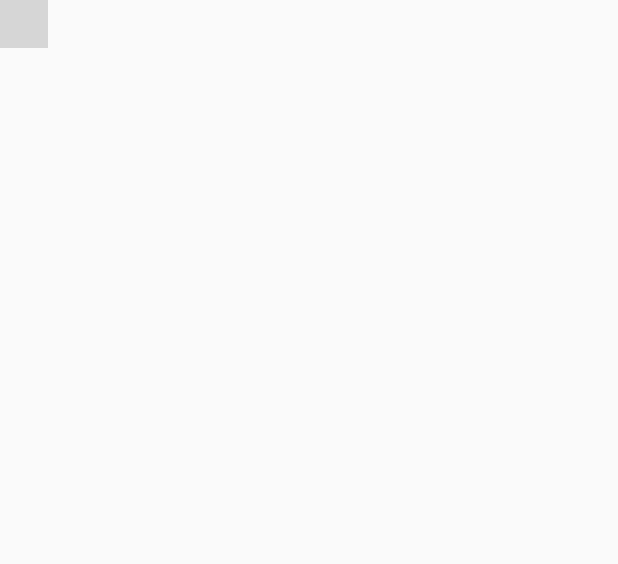
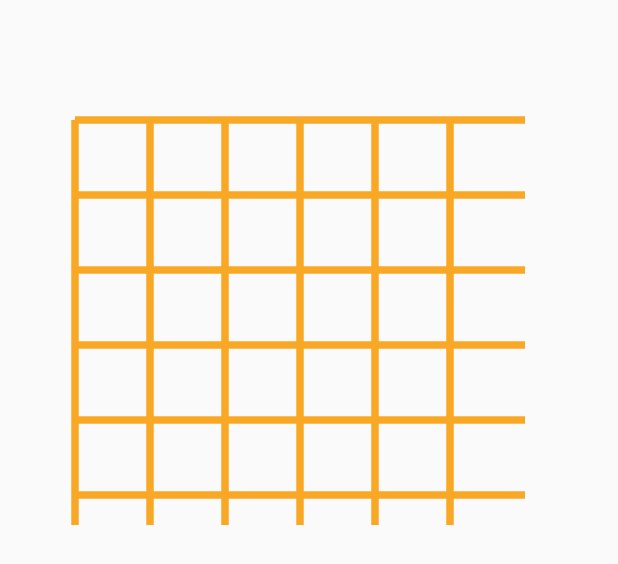
Before and after one commit to abneryan/PracticeCollect, an Android app: the layout activity_main.xml on its own in the app's theme, with its tools: preview values and no code run, on a phone screen of 412 x 824 dp. Shown: the top 564 px of the screen. Run offline under Robolectric (Android 15) with nearby library versions, the phone set to English and light mode, and no system bars; plain views replace DrawableView; grey boxes are pictures that could not be loaded.

Commit message:
自定义网格drawable

```diff
--- /dev/null
+++ b/drawable/src/main/java/com/abner/drawable/drawable/DrawableView.kt
@@ -0,0 +1,26 @@
+package drawable
+
+import android.content.Context
+import android.graphics.Bitmap
+import android.graphics.Canvas
+import android.graphics.Color
+import android.graphics.drawable.ColorDrawable
+import android.util.AttributeSet
+import android.view.View
+import com.abner.drawable.dp
+import com.abner.drawable.drawable.WellNetDrawable
+
+/**
+ * @Auther: yanguoqing
+ * @Date: 2022/10/27 11:23
+ * @Description:
+ */
+class DrawableView(context: Context?, attrs: AttributeSet?) : View(context, attrs) {
+    //    var drawable = ColorDrawable(Color.RED)
+    var drawable = WellNetDrawable()
+    override fun onDraw(canvas: Canvas) {
+        super.onDraw(canvas)
+        drawable.setBounds(50.dp.toInt(), 80.dp.toInt(), width, height)
+        drawable.draw(canvas)
+    }
+}
--- /dev/null
+++ b/drawable/src/main/java/com/abner/drawable/drawable/WellNetDrawable.kt
@@ -0,0 +1,59 @@
+package com.abner.drawable.drawable
+
+import android.graphics.Canvas
+import android.graphics.Color
+import android.graphics.ColorFilter
+import android.graphics.Paint
+import android.graphics.PixelFormat
+import android.graphics.drawable.Drawable
+import android.view.PixelCopy
+import com.abner.drawable.dp
+
+/**
+ * @Auther: yanguoqing
+ * @Date: 2022/10/28 10:15
+ * @Description: 自定义网格
+ */
+private val INTERVAL = 50.dp
+
+class WellNetDrawable : Drawable() {
+    var paint = Paint(Paint.ANTI_ALIAS_FLAG).apply {
+        color = Color.parseColor("#F9A825")
+        strokeWidth = 5.dp
+    }
+
+    override fun draw(canvas: Canvas) {
+        //画竖线
+        var x = bounds.left.toFloat()
+        while (x < bounds.right) {
+            canvas.drawLine(x, bounds.top.toFloat(), x, bounds.bottom.toFloat(), paint)
+            x += INTERVAL
+        }
+        //画横线
+        var y = bounds.top.toFloat()
+        while (y < bounds.bottom) {
+            canvas.drawLine(bounds.left.toFloat(), y,  bounds.right.toFloat(), y, paint)
+            y += INTERVAL
+        }
+    }
+
+    override fun setAlpha(alpha: Int) {
+        paint.alpha = alpha
+    }
+
+    override fun getAlpha(): Int {
+        return paint.alpha
+    }
+
+    override fun setColorFilter(colorFilter: ColorFilter?) {
+        paint.colorFilter = colorFilter
+    }
+
+    override fun getOpacity(): Int {
+        return when (paint.alpha) {
+            0 -> PixelFormat.TRANSPARENT
+            0XFF -> PixelFormat.OPAQUE
+            else -> PixelFormat.TRANSPARENT
+        }
+    }
+}
--- a/drawable/src/main/res/layout/activity_main.xml
+++ b/drawable/src/main/res/layout/activity_main.xml
@@ -7,8 +7,7 @@
 
     <drawable.DrawableView
         android:id="@+id/drawable"
-        android:layout_width="wrap_content"
-        android:layout_height="wrap_content"
-       />
+        android:layout_width="350dp"
+        android:layout_height="350dp" />
 
 </androidx.constraintlayout.widget.ConstraintLayout>
--- /dev/null
+++ b/drawable/src/main/res/values/colors.xml
@@ -0,0 +1,6 @@
+<?xml version="1.0" encoding="utf-8"?>
+<resources>
+    <color name="colorPrimary">#6200EE</color>
+    <color name="colorPrimaryDark">#3700B3</color>
+    <color name="colorAccent">#03DAC5</color>
+</resources>
--- /dev/null
+++ b/drawable/src/main/res/values/styles.xml
@@ -0,0 +1,10 @@
+<resources>
+    <!-- Base application theme. -->
+    <style name="AppTheme" parent="Theme.AppCompat.Light.DarkActionBar">
+        <!-- Customize your theme here. -->
+        <item name="colorPrimary">@color/colorPrimary</item>
+        <item name="colorPrimaryDark">@color/colorPrimaryDark</item>
+        <item name="colorAccent">@color/colorAccent</item>
+    </style>
+
+</resources>
```
Also changed, not shown: drawable/src/main/java/com/abner/drawable/MainActivity.kt (added, +16 -0 lines).
